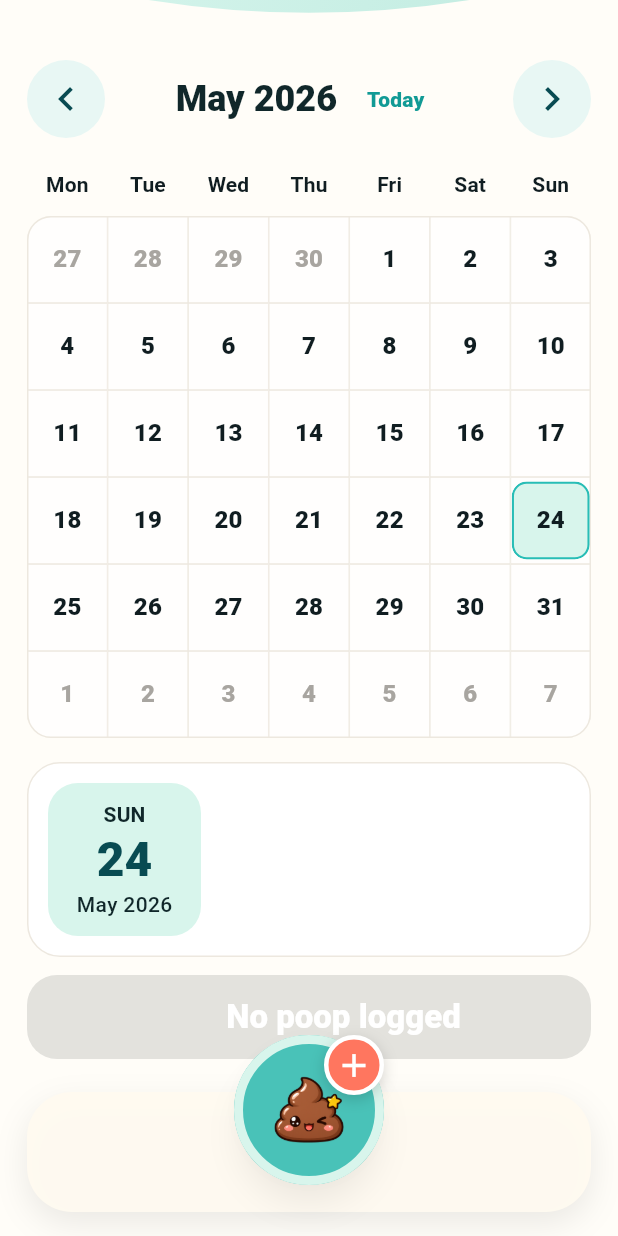
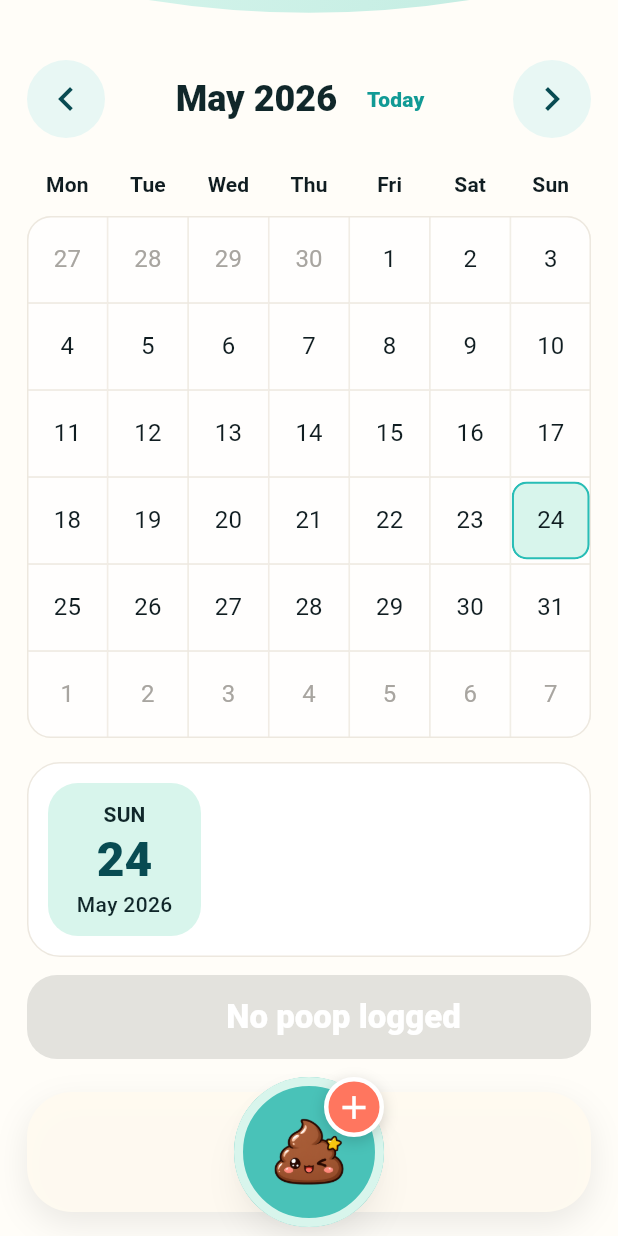
Before and after one commit to eggorko/poop_pal, a Flutter app: the screen it shows after launch, scrolled down 166 dp, on a phone screen of 412 x 824 dp. Run offline on Flutter 3.47's test engine with Material 3 defaults, Android fonts, the phone set to English and light mode, and no system bars; our stand-ins replace drift, flutter_svg; accounts and stored records are empty; generated files the repository leaves out were written again.

Commit message:
fix: pt-12 Small style fixes

```diff
--- a/lib/features/calendar/widgets/calendar_day_button.dart
+++ b/lib/features/calendar/widgets/calendar_day_button.dart
@@ -89,7 +89,7 @@ class CalendarDayButton extends StatelessWidget {
                             '${day.day}',
                             style: theme.textTheme.titleMedium?.copyWith(
                               color: textColor,
-                              fontWeight: FontWeight.w800,
+                              fontWeight: FontWeight.w400,
                             ),
                           ),
                         ),
--- a/lib/features/calendar/widgets/poop_bottom_navigation.dart
+++ b/lib/features/calendar/widgets/poop_bottom_navigation.dart
@@ -62,7 +62,7 @@ class PoopBottomNavigation extends StatelessWidget {
                   maxHeight: 100,
                   alignment: Alignment.center,
                   child: Transform.translate(
-                    offset: const Offset(0, -28),
+                    offset: const Offset(0, 0),
                     child: CenterLogButton(
                       onPressed: onLogPressed,
                       isLogged: isLogged,
--- a/lib/features/calendar/widgets/selected_day_panel.dart
+++ b/lib/features/calendar/widgets/selected_day_panel.dart
@@ -96,7 +96,7 @@ class LogButton extends StatelessWidget {
       onPressed: isMarked ? onToggle : null,
 
       style: FilledButton.styleFrom(
-        backgroundColor: const Color(0xFFFF765F),
+        backgroundColor: Colors.green,
         foregroundColor: Colors.white,
         minimumSize: const Size.fromHeight(56),
         shape: RoundedRectangleBorder(borderRadius: BorderRadius.circular(20)),
```
